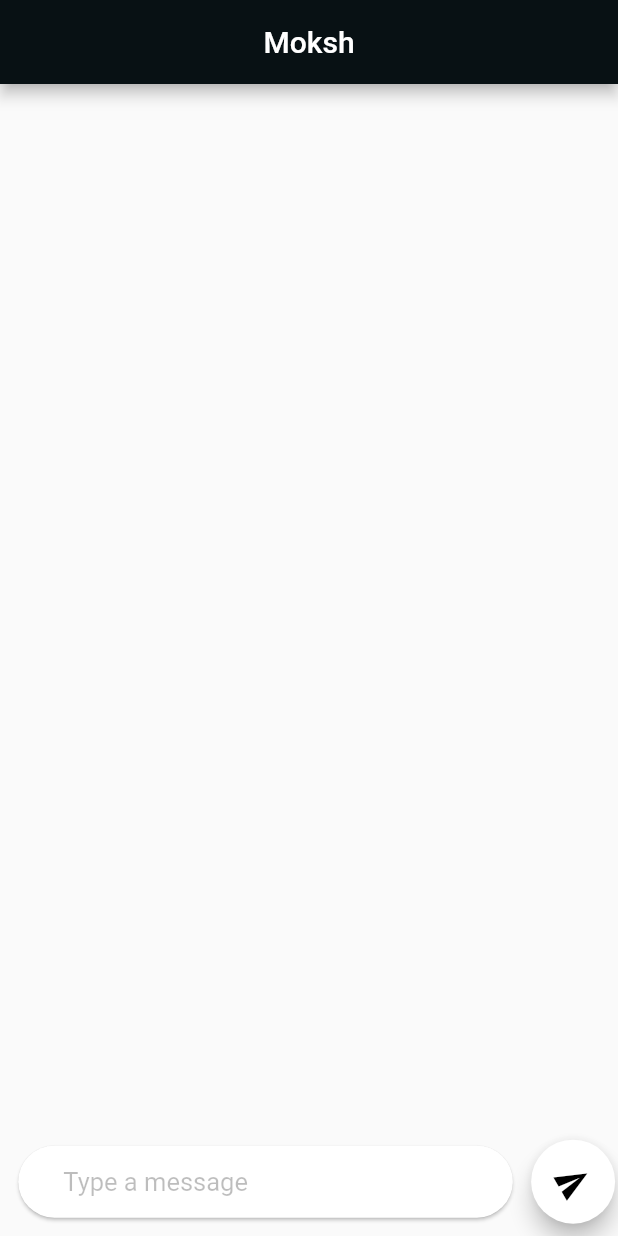
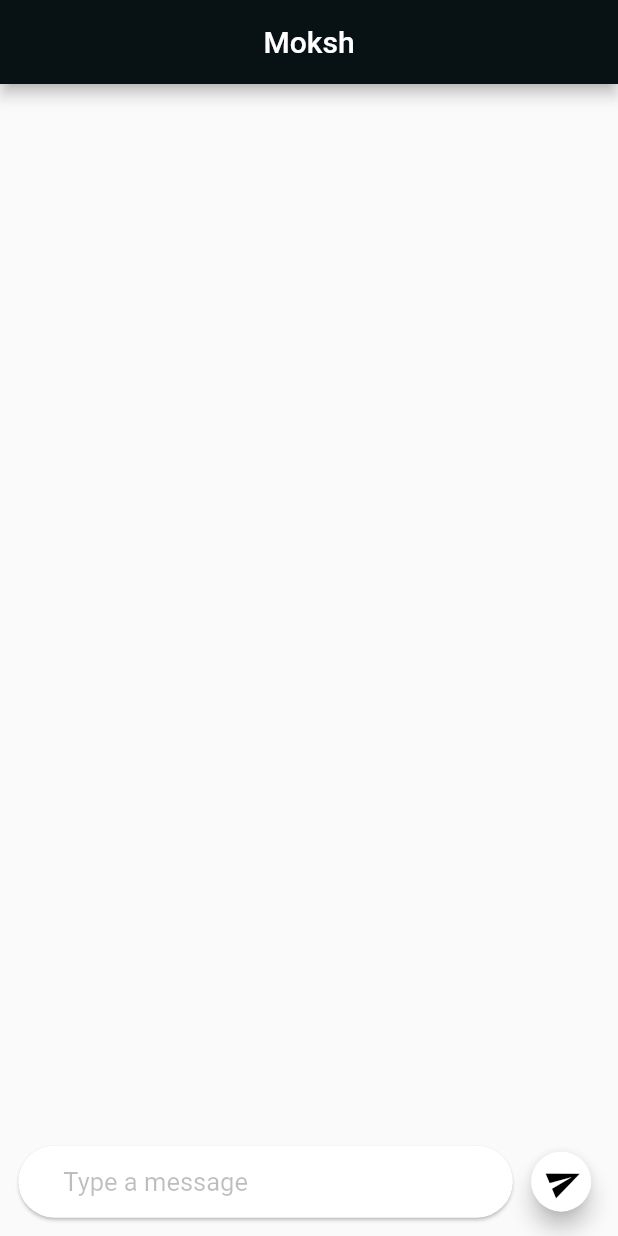
Before and after one commit to mokshkant7/HummingThreads, a Flutter app: the screen it shows after launch, on a phone screen of 412 x 824 dp. Run offline on Flutter 3.47's test engine with Material 2 defaults, Android fonts, the light colour scheme and no system bars.

Commit message:
[chore] updated send button UI

```diff
--- a/lib/chat_screen.dart
+++ b/lib/chat_screen.dart
@@ -122,13 +122,19 @@ class _ChatWindowState extends State<ChatWindow> {
                 Padding(
                   padding: EdgeInsets.symmetric(
                       horizontal: MediaQuery.of(context).size.height / 100),
+                  child: Container(
+                    height: 40,
+                    width: 40,
                     child: FloatingActionButton(
                       backgroundColor: Colors.white,
                       child: Transform.rotate(
-                      angle: -.5233,
+                        angle: -.4,
+                        child: Padding(
+                          padding: EdgeInsets.fromLTRB(5, 0, 0, 0),
                           child: Icon(
                             Icons.send,
                             color: Colors.black,
+                          ),
                         ),
                       ),
                       onPressed: () {
@@ -143,6 +149,7 @@ class _ChatWindowState extends State<ChatWindow> {
                         });
                       },
                     ),
+                  ),
                 )
               ],
             ),
```
Lines whose indentation alone changed are shown as unchanged.
